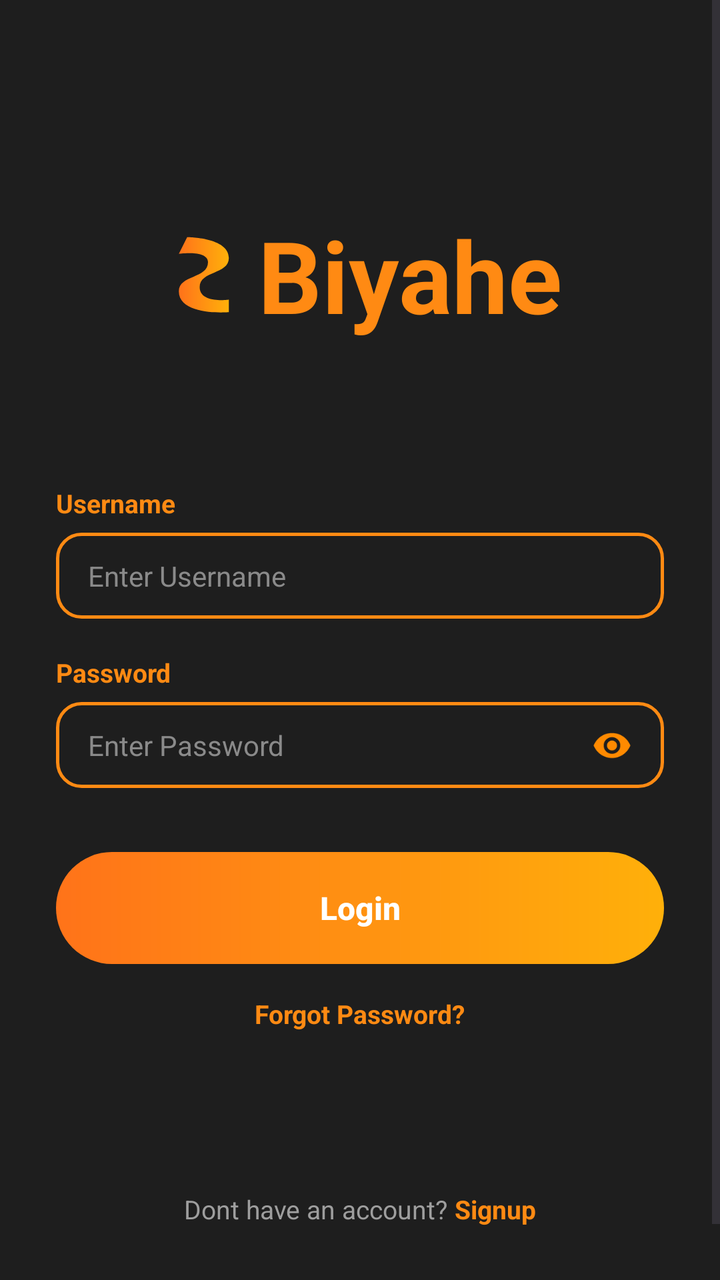
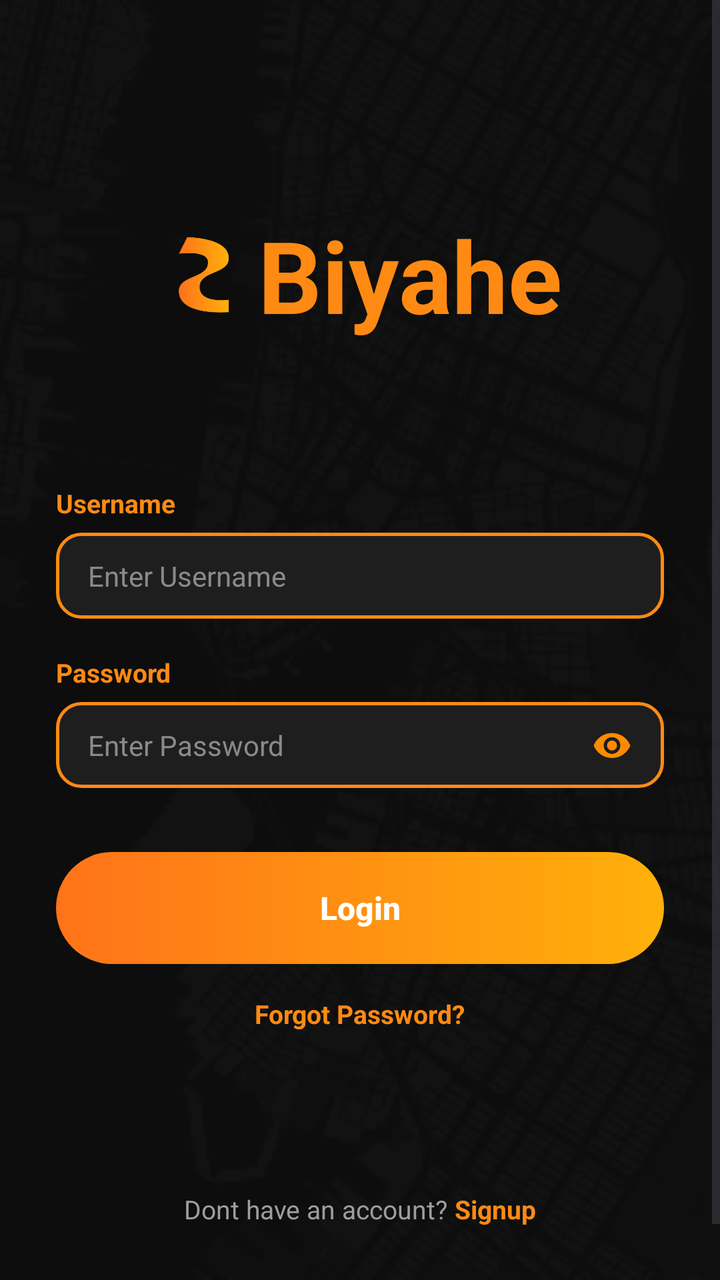

Two renders of the same Android screen: before a commit and after it. Below are the layout's source before the change and the commit's diff.
<!-- AndroidManifest.xml: application theme Theme.Biyahe -->
<!-- res/layout/activity_login.xml -->
<?xml version="1.0" encoding="utf-8"?>
<ScrollView xmlns:android="http://schemas.android.com/apk/res/android"
    android:layout_width="match_parent"
    android:layout_height="match_parent"
    android:background="@color/background_dark"
    android:fillViewport="true">

    <LinearLayout
        android:layout_width="match_parent"
        android:layout_height="wrap_content"
        android:orientation="vertical"
        android:paddingStart="28dp"
        android:paddingEnd="28dp"
        android:paddingTop="48dp"
        android:paddingBottom="24dp">

        
        <LinearLayout
            android:layout_width="wrap_content"
            android:layout_height="wrap_content"
            android:layout_gravity="center_horizontal"
            android:orientation="horizontal"
            android:gravity="center_vertical"
            android:layout_marginTop="56dp"
            android:layout_marginBottom="72dp">

            <ImageView
                android:layout_width="50dp"
                android:layout_height="50dp"
                android:src="@drawable/ic_logo_swirl"
                android:contentDescription="@null" />

            <TextView
                android:layout_width="wrap_content"
                android:layout_height="wrap_content"
                android:text="Biyahe"
                android:textColor="@color/orange_primary"
                android:textSize="50sp"
                android:textStyle="bold" />
        </LinearLayout>

        
        <TextView
            android:layout_width="wrap_content"
            android:layout_height="wrap_content"
            android:text="Username"
            android:textColor="@color/orange_primary"
            android:textSize="13sp"
            android:textStyle="bold"
            android:layout_marginBottom="6dp" />

        <EditText
            android:layout_width="match_parent"
            android:layout_height="wrap_content"
            android:hint="Enter Username"
            android:background="@drawable/bg_edittext"
            android:textColor="@color/text_white"
            android:textColorHint="@color/hint_gray"
            android:textSize="14sp"
            android:inputType="text"
            android:layout_marginBottom="18dp" />

        
        <TextView
            android:layout_width="wrap_content"
            android:layout_height="wrap_content"
            android:text="Password"
            android:textColor="@color/orange_primary"
            android:textSize="13sp"
            android:textStyle="bold"
            android:layout_marginBottom="6dp" />

        <FrameLayout
            android:layout_width="match_parent"
            android:layout_height="wrap_content"
            android:layout_marginBottom="32dp">

            <EditText
                android:layout_width="match_parent"
                android:layout_height="wrap_content"
                android:hint="Enter Password"
                android:background="@drawable/bg_edittext"
                android:textColor="@color/text_white"
                android:textColorHint="@color/hint_gray"
                android:textSize="14sp"
                android:inputType="textPassword"
                android:paddingEnd="44dp" />

            <ImageView
                android:layout_width="20dp"
                android:layout_height="20dp"
                android:layout_gravity="end|center_vertical"
                android:layout_marginEnd="16dp"
                android:src="@drawable/ic_eye"
                android:contentDescription="@null" />
        </FrameLayout>

        
        <androidx.appcompat.widget.AppCompatButton
            android:layout_width="match_parent"
            android:layout_height="56dp"
            android:text="Login"
            android:textColor="@color/text_white"
            android:textSize="16sp"
            android:textStyle="bold"
            android:textAllCaps="false"
            android:background="@drawable/bg_button_gradient"
            android:elevation="0dp"
            android:stateListAnimator="@null"
            android:layout_marginBottom="16dp" />

        
        <TextView
            android:layout_width="wrap_content"
            android:layout_height="wrap_content"
            android:layout_gravity="center_horizontal"
            android:text="Forgot Password?"
            android:textColor="@color/orange_primary"
            android:textSize="13sp"
            android:textStyle="bold" />

        
        <Space
            android:layout_width="match_parent"
            android:layout_height="0dp"
            android:layout_weight="1"
            android:minHeight="80dp" />

        
        <LinearLayout
            android:layout_width="wrap_content"
            android:layout_height="wrap_content"
            android:layout_gravity="center_horizontal"
            android:orientation="horizontal"
            android:layout_marginBottom="32dp">

            <TextView
                android:layout_width="wrap_content"
                android:layout_height="wrap_content"
                android:text="Dont have an account? "
                android:textColor="@color/text_gray"
                android:textSize="13sp" />

            <TextView
                android:layout_width="wrap_content"
                android:layout_height="wrap_content"
                android:text="Signup"
                android:textColor="@color/orange_primary"
                android:textSize="13sp"
                android:textStyle="bold" />
        </LinearLayout>

    </LinearLayout>
</ScrollView>
<!-- resources referenced by this layout -->
<resources>
  <color name="background_dark">#1E1E1E</color>
  <color name="hint_gray">#8A8A8A</color>
  <color name="orange_primary">#FF8A13</color>
  <color name="text_gray">#9E9E9E</color>
  <color name="text_white">#FFFFFF</color>
  <!-- drawable bg_button_gradient (drawable) -->
  <?xml version="1.0" encoding="utf-8"?>
  <shape xmlns:android="http://schemas.android.com/apk/res/android"
      android:shape="rectangle">
      <corners android:radius="28dp" />
      <gradient
          android:type="linear"
          android:angle="0"
          android:startColor="@color/button_gradient_start"
          android:endColor="@color/button_gradient_end" />
  </shape>
  <!-- drawable bg_edittext (drawable) -->
  <?xml version="1.0" encoding="utf-8"?>
  <shape xmlns:android="http://schemas.android.com/apk/res/android"
      android:shape="rectangle">
      <corners android:radius="12dp" />
      <solid android:color="@color/background_dark" />
      <stroke
          android:width="1.5dp"
          android:color="@color/orange_primary" />
      <padding
          android:left="16dp"
          android:right="16dp"
          android:top="12dp"
          android:bottom="12dp" />
  </shape>
  <!-- drawable ic_eye (drawable) -->
  <vector xmlns:android="http://schemas.android.com/apk/res/android"
      android:width="20dp"
      android:height="20dp"
      android:viewportWidth="24"
      android:viewportHeight="24">
      <path
          android:fillColor="#FF8A00"
          android:pathData="M12,5C7,5 2.73,8.11 1,12.5C2.73,16.89 7,20 12,20C17,20 21.27,16.89 23,12.5C21.27,8.11 17,5 12,5ZM12,17.5C9.24,17.5 7,15.26 7,12.5C7,9.74 9.24,7.5 12,7.5C14.76,7.5 17,9.74 17,12.5C17,15.26 14.76,17.5 12,17.5ZM12,9.5C10.34,9.5 9,10.84 9,12.5C9,14.16 10.34,15.5 12,15.5C13.66,15.5 15,14.16 15,12.5C15,10.84 13.66,9.5 12,9.5Z"/>
  </vector>
  <!-- drawable ic_logo_swirl (drawable) -->
  <vector xmlns:android="http://schemas.android.com/apk/res/android"
      xmlns:aapt="http://schemas.android.com/aapt"
      android:width="40dp"
      android:height="40dp"
      android:viewportWidth="48"
      android:viewportHeight="48">
      <path
          android:pathData="M14,6 C14,6 34,6 34,16 C34,24 20,22 20,30 C20,38 34,36 34,36 L34,42 C34,42 10,44 10,32 C10,24 24,26 24,18 C24,12 10,14 10,14 Z">
          <aapt:attr name="android:fillColor">
              <gradient
                  android:type="linear"
                  android:startX="10"
                  android:startY="0"
                  android:endX="34"
                  android:endY="0">
                  <item android:offset="0.0" android:color="#FFFF721A" />
                  <item android:offset="1.0" android:color="#FFFFB10A" />
              </gradient>
          </aapt:attr>
      </path>
  </vector>
  <style name="Theme.Biyahe" parent="Base.Theme.Biyahe" />
  <color name="button_gradient_start">#FF7319</color>
  <color name="button_gradient_end">#FFB00A</color>
  <style name="Base.Theme.Biyahe" parent="Theme.Material3.DayNight.NoActionBar">
          
          
      </style>
</resources>

<!-- the commit's change to res/layout/activity_login.xml (unified diff, before → after) -->
@@ -1,154 +1,173 @@
 <?xml version="1.0" encoding="utf-8"?>
-<ScrollView xmlns:android="http://schemas.android.com/apk/res/android"
+<FrameLayout xmlns:android="http://schemas.android.com/apk/res/android"
+    xmlns:app="http://schemas.android.com/apk/res-auto"
     android:layout_width="match_parent"
     android:layout_height="match_parent"
-    android:background="@color/background_dark"
-    android:fillViewport="true">
+    >
 
-    <LinearLayout
+    
+    <ImageView
         android:layout_width="match_parent"
-        android:layout_height="wrap_content"
-        android:orientation="vertical"
-        android:paddingStart="28dp"
-        android:paddingEnd="28dp"
-        android:paddingTop="48dp"
-        android:paddingBottom="24dp">
+        android:layout_height="match_parent"
+        android:scaleType="centerCrop"
+        android:src="@drawable/background"
+        android:contentDescription="@null" />
 
-        
+    
+    <View
+        android:layout_width="match_parent"
+        android:layout_height="match_parent"
+        android:background="#B3000000" />
+
+    <ScrollView
+        android:layout_width="match_parent"
+        android:layout_height="match_parent"
+        android:fillViewport="true">
+
         <LinearLayout
-            android:layout_width="wrap_content"
+            android:layout_width="match_parent"
             android:layout_height="wrap_content"
-            android:layout_gravity="center_horizontal"
-            android:orientation="horizontal"
-            android:gravity="center_vertical"
-            android:layout_marginTop="56dp"
-            android:layout_marginBottom="72dp">
+            android:orientation="vertical"
+            android:paddingStart="28dp"
+            android:paddingEnd="28dp"
+            android:paddingTop="48dp"
+            android:paddingBottom="24dp">
 
-            <ImageView
-                android:layout_width="50dp"
-                android:layout_height="50dp"
-                android:src="@drawable/ic_logo_swirl"
-                android:contentDescription="@null" />
+            
+            <LinearLayout
+                android:layout_width="wrap_content"
+                android:layout_height="wrap_content"
+                android:layout_gravity="center_horizontal"
+                android:orientation="horizontal"
+                android:gravity="center_vertical"
+                android:layout_marginTop="56dp"
+                android:layout_marginBottom="72dp">
 
+                <ImageView
+                    android:layout_width="50dp"
+                    android:layout_height="50dp"
+                    android:src="@drawable/ic_logo_swirl"
+                    android:contentDescription="@null" />
+
+                <TextView
+                    android:layout_width="wrap_content"
+                    android:layout_height="wrap_content"
+                    android:text="Biyahe"
+                    android:textColor="@color/orange_primary"
+                    android:textSize="50sp"
+                    android:textStyle="bold" />
+            </LinearLayout>
+
+            
             <TextView
                 android:layout_width="wrap_content"
                 android:layout_height="wrap_content"
-                android:text="Biyahe"
+                android:text="Username"
                 android:textColor="@color/orange_primary"
-                android:textSize="50sp"
-                android:textStyle="bold" />
-        </LinearLayout>
-
-        
-        <TextView
-            android:layout_width="wrap_content"
-            android:layout_height="wrap_content"
-            android:text="Username"
-            android:textColor="@color/orange_primary"
-            android:textSize="13sp"
-            android:textStyle="bold"
-            android:layout_marginBottom="6dp" />
-
-        <EditText
-            android:layout_width="match_parent"
-            android:layout_height="wrap_content"
-            android:hint="Enter Username"
-            android:background="@drawable/bg_edittext"
-            android:textColor="@color/text_white"
-            android:textColorHint="@color/hint_gray"
-            android:textSize="14sp"
-            android:inputType="text"
-            android:layout_marginBottom="18dp" />
-
-        
-        <TextView
-            android:layout_width="wrap_content"
-            android:layout_height="wrap_content"
-            android:text="Password"
-            android:textColor="@color/orange_primary"
-            android:textSize="13sp"
-            android:textStyle="bold"
-            android:layout_marginBottom="6dp" />
-
-        <FrameLayout
-            android:layout_width="match_parent"
-            android:layout_height="wrap_content"
-            android:layout_marginBottom="32dp">
+                android:textSize="13sp"
+                android:textStyle="bold"
+                android:layout_marginBottom="6dp" />
 
             <EditText
                 android:layout_width="match_parent"
                 android:layout_height="wrap_content"
-                android:hint="Enter Password"
+                android:hint="Enter Username"
                 android:background="@drawable/bg_edittext"
                 android:textColor="@color/text_white"
                 android:textColorHint="@color/hint_gray"
                 android:textSize="14sp"
-                android:inputType="textPassword"
-                android:paddingEnd="44dp" />
+                android:inputType="text"
+                android:layout_marginBottom="18dp" />
 
-            <ImageView
-                android:layout_width="20dp"
-                android:layout_height="20dp"
-                android:layout_gravity="end|center_vertical"
-                android:layout_marginEnd="16dp"
-                android:src="@drawable/ic_eye"
-                android:contentDescription="@null" />
-        </FrameLayout>
-
-        
-        <androidx.appcompat.widget.AppCompatButton
-            android:layout_width="match_parent"
-            android:layout_height="56dp"
-            android:text="Login"
-            android:textColor="@color/text_white"
-            android:textSize="16sp"
-            android:textStyle="bold"
-            android:textAllCaps="false"
-            android:background="@drawable/bg_button_gradient"
-            android:elevation="0dp"
-            android:stateListAnimator="@null"
-            android:layout_marginBottom="16dp" />
-
-        
-        <TextView
-            android:layout_width="wrap_content"
-            android:layout_height="wrap_content"
-            android:layout_gravity="center_horizontal"
-            android:text="Forgot Password?"
-            android:textColor="@color/orange_primary"
-            android:textSize="13sp"
-            android:textStyle="bold" />
-
-        
-        <Space
-            android:layout_width="match_parent"
-            android:layout_height="0dp"
-            android:layout_weight="1"
-            android:minHeight="80dp" />
-
-        
-        <LinearLayout
-            android:layout_width="wrap_content"
-            android:layout_height="wrap_content"
-            android:layout_gravity="center_horizontal"
-            android:orientation="horizontal"
-            android:layout_marginBottom="32dp">
-
+            
             <TextView
                 android:layout_width="wrap_content"
                 android:layout_height="wrap_content"
-                android:text="Dont have an account? "
-                android:textColor="@color/text_gray"
-                android:textSize="13sp" />
+                android:text="Password"
+                android:textColor="@color/orange_primary"
+                android:textSize="13sp"
+                android:textStyle="bold"
+                android:layout_marginBottom="6dp" />
 
+            <FrameLayout
+                android:layout_width="match_parent"
+                android:layout_height="wrap_content"
+                android:layout_marginBottom="32dp">
+
+                <EditText
+                    android:layout_width="match_parent"
+                    android:layout_height="wrap_content"
+                    android:hint="Enter Password"
+                    android:background="@drawable/bg_edittext"
+                    android:textColor="@color/text_white"
+                    android:textColorHint="@color/hint_gray"
+                    android:textSize="14sp"
+                    android:inputType="textPassword"
+                    android:paddingEnd="44dp" />
+
+                <ImageView
+                    android:layout_width="20dp"
+                    android:layout_height="20dp"
+                    android:layout_gravity="end|center_vertical"
+                    android:layout_marginEnd="16dp"
+                    android:src="@drawable/ic_eye"
+                    android:contentDescription="@null" />
+            </FrameLayout>
+
+            
+            <androidx.appcompat.widget.AppCompatButton
+                android:layout_width="match_parent"
+                android:layout_height="56dp"
+                android:text="Login"
+                android:textColor="@color/text_white"
+                android:textSize="16sp"
+                android:textStyle="bold"
+                android:textAllCaps="false"
+                android:background="@drawable/bg_button_gradient"
+                android:elevation="0dp"
+                android:stateListAnimator="@null"
+                android:layout_marginBottom="16dp" />
+
+            
             <TextView
                 android:layout_width="wrap_content"
                 android:layout_height="wrap_content"
-                android:text="Signup"
+                android:layout_gravity="center_horizontal"
+                android:text="Forgot Password?"
                 android:textColor="@color/orange_primary"
                 android:textSize="13sp"
                 android:textStyle="bold" />
+
+            
+            <Space
+                android:layout_width="match_parent"
+                android:layout_height="0dp"
+                android:layout_weight="1"
+                android:minHeight="80dp" />
+
+            
+            <LinearLayout
+                android:layout_width="wrap_content"
+                android:layout_height="wrap_content"
+                android:layout_gravity="center_horizontal"
+                android:orientation="horizontal"
+                android:layout_marginBottom="32dp">
+
+                <TextView
+                    android:layout_width="wrap_content"
+                    android:layout_height="wrap_content"
+                    android:text="Dont have an account? "
+                    android:textColor="@color/text_gray"
+                    android:textSize="13sp" />
+
+                <TextView
+                    android:layout_width="wrap_content"
+                    android:layout_height="wrap_content"
+                    android:text="Signup"
+                    android:textColor="@color/orange_primary"
+                    android:textSize="13sp"
+                    android:textStyle="bold" />
+            </LinearLayout>
         </LinearLayout>
-
-    </LinearLayout>
-</ScrollView>
+    </ScrollView>
+</FrameLayout>
<!-- resource entries referenced after the edit -->
@@ -5,6 +5,7 @@
   <color name="orange_primary">#FF8A13</color>
   <color name="text_gray">#9E9E9E</color>
   <color name="text_white">#FFFFFF</color>
+  <!-- drawable background: png bitmap (drawable, 42097 bytes) -->
   <!-- drawable bg_button_gradient (drawable) -->
   <?xml version="1.0" encoding="utf-8"?>
   <shape xmlns:android="http://schemas.android.com/apk/res/android"
